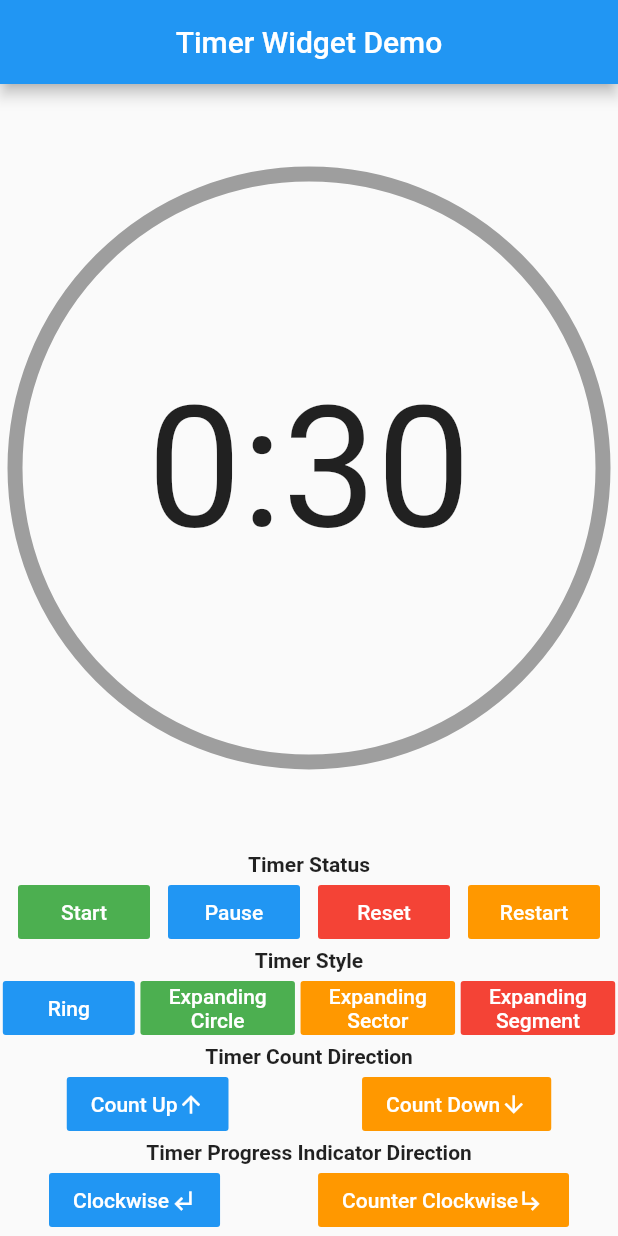
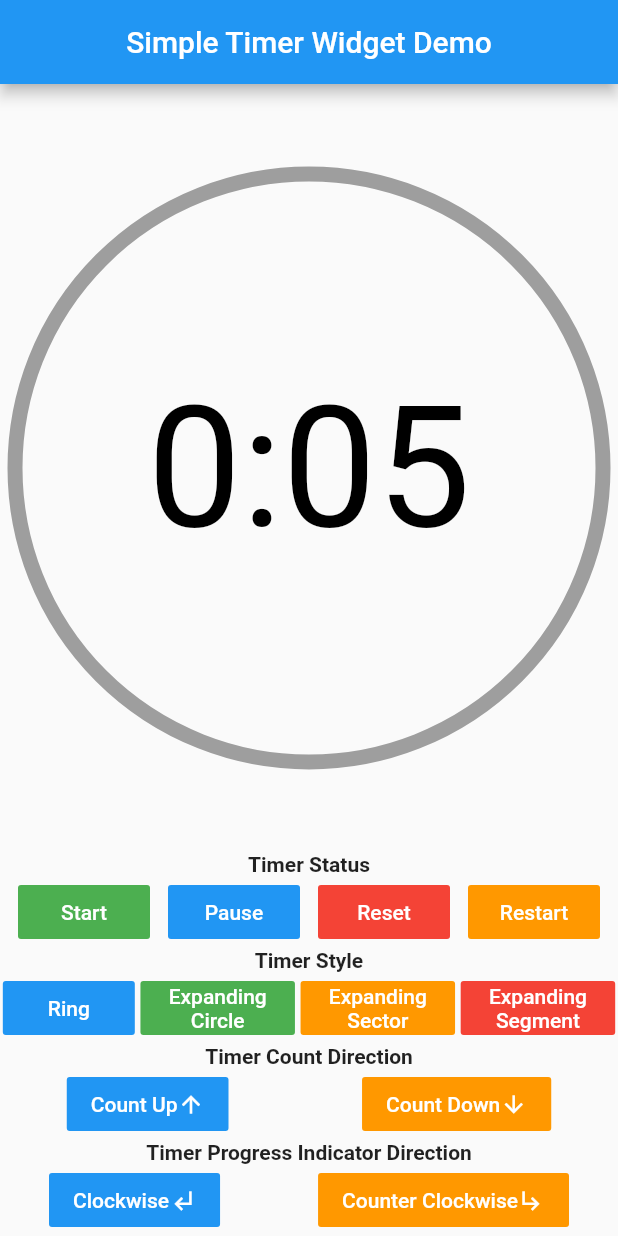
Before and after one commit to smladeoye/flutter-simple-timer, a Flutter app: the screen it shows after launch, on a phone screen of 412 x 824 dp. Run offline on Flutter 3.47's test engine with Material 2 defaults, Android fonts, the phone set to English and light mode, and no system bars.

Commit message:
updated demo

```diff
--- a/example/lib/main.dart
+++ b/example/lib/main.dart
@@ -14,7 +14,7 @@ class MyApp extends StatelessWidget {
         primarySwatch: Colors.blue,
         visualDensity: VisualDensity.adaptivePlatformDensity,
       ),
-      home: MyHomePage(title: 'Timer Widget Demo'),
+      home: MyHomePage(title: 'Simple Timer Widget Demo'),
     );
   }
 }
@@ -58,18 +58,18 @@ class _MyHomePageState extends State<MyHomePage>
                 child: Container(
                   margin: EdgeInsets.symmetric(vertical: 10),
                   child: SimpleTimer(
-                    duration: const Duration(seconds: 30),
+                    duration: const Duration(seconds: 5),
                     controller: _timerController,
                     timerStyle: _timerStyle,
-                    valueListener: timerValueChangeListener,
-                    delay: const Duration(seconds: 5),
                     onStart: handleTimerOnStart,
                     onEnd: handleTimerOnEnd,
-                    strokeWidth: 10,
+                    valueListener: timerValueChangeListener,
                     backgroundColor: Colors.grey,
                     progressIndicatorColor: Colors.green,
                     progressIndicatorDirection: _progressIndicatorDirection,
                     progressTextCountDirection: _progressTextCountDirection,
+                    progressTextStyle: TextStyle(color: Colors.black),
+                    strokeWidth: 10,
                   ),
                 )
             ),
@@ -202,7 +202,7 @@ class _MyHomePageState extends State<MyHomePage>
                   mainAxisAlignment: MainAxisAlignment.spaceAround,
                   children: <Widget>[
                     FlatButton(
-                      onPressed: ()=>_setCountDirection(TimerProgressTextCountDirection.count_up),
+                      onPressed: ()=>_setProgressIndicatorDirection(TimerProgressIndicatorDirection.clockwise),
                       color: Colors.blue,
                       child: Row(
                         mainAxisSize: MainAxisSize.min,
--- a/lib/simple_timer.dart
+++ b/lib/simple_timer.dart
@@ -18,6 +18,7 @@ class SimpleTimer extends StatefulWidget {
     this.progressTextFormatter,
     this.controller,
     this.status,
+    this.progressTextStyle,
     this.delay = const Duration(seconds: 0),
     this.timerStyle = TimerStyle.ring,
     this.displayProgressIndicator = true,
@@ -62,7 +63,7 @@ class SimpleTimer extends StatefulWidget {
   /// Defaults to [TimerStyle.ring]
   final TimerStyle timerStyle;
 
-  /// A function to format the text displayed by this Timer.
+  /// A callback function to format the text displayed by this Timer.
   ///
   /// This callback function is passed the a [Duration] (either time left
   /// or time elapsed) which is determined by the [progressTextCountDirection]
@@ -97,6 +98,8 @@ class SimpleTimer extends StatefulWidget {
   /// At least either this or [displayProgressIndicator] must be set as true
   /// Defaults to true.
   final bool displayProgressText;
+
+  final TextStyle progressTextStyle;
 
   /// Sets whether to display the progress text.
   ///
@@ -145,8 +148,6 @@ class TimerState extends State<SimpleTimer> with SingleTickerProviderStateMixin
   /// it is paused and started
   bool wasActive = false;
 
-  ThemeData themeData;
-
   @override
   void initState() {
     if(widget.controller == null) {
@@ -167,8 +168,6 @@ class TimerState extends State<SimpleTimer> with SingleTickerProviderStateMixin
 
   @override
   Widget build(BuildContext context) {
-    print("rebuilding");
-    themeData = Theme.of(context);
     return Container(
         padding: EdgeInsets.symmetric(horizontal: 10),
         child:  Align(
@@ -204,9 +203,7 @@ class TimerState extends State<SimpleTimer> with SingleTickerProviderStateMixin
                         child: AnimatedBuilder(
                             animation: controller,
                             builder: (context, child) {
-                              return Text(getTextDisplay(),
-                                  style: TextStyle(fontSize: themeData.textTheme.headline1.fontSize)
-                              );
+                              return Text(getProgressText(), style: getProgressTextStyle());
                             }
                         ),
                       ),
@@ -219,12 +216,14 @@ class TimerState extends State<SimpleTimer> with SingleTickerProviderStateMixin
     );
   }
 
+  TextStyle getProgressTextStyle() {
+    return TextStyle(fontSize: Theme.of(context).textTheme.headline1.fontSize).merge(widget.progressTextStyle);
+  }
+
   @override
   void didUpdateWidget(SimpleTimer oldWidget) {
     if (_useLocalController) {
       if (widget.status == TimerStatus.start && oldWidget.status != TimerStatus.start) {
-        // checks if the animation has not started then the delay is still valid
-        print("old widget value: ${oldWidget.status}");
         if (controller.isDismissed) {
           _startTimer();
         } else {
@@ -269,7 +268,7 @@ class TimerState extends State<SimpleTimer> with SingleTickerProviderStateMixin
     }
   }
 
-  String getTextDisplay() {
+  String getProgressText() {
     Duration duration = controller.duration * controller.value;
     if(widget.progressTextCountDirection == TimerProgressTextCountDirection.count_down) {
       duration = Duration(seconds: controller.duration.inSeconds - duration.inSeconds);
```
Also changed, not shown: 5 other files.
